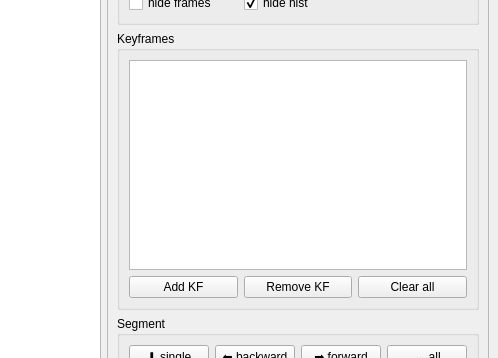
Qt form mainwindow.ui (tomgrad/echo) before a commit; both pictures show x 614 to 1112 and y 270 to 628 of the 1112 by 790 pixel window.
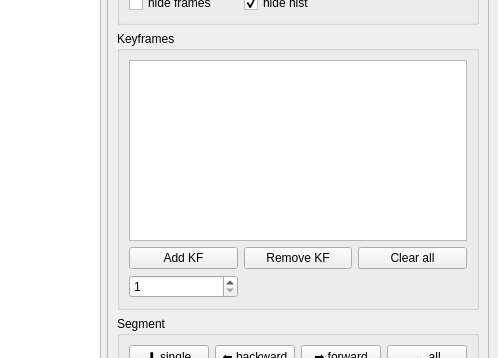
The same form after that commit. Custom widgets are drawn as their Qt base class.

What changed in the file:
```diff
--- a/mainwindow.ui
+++ b/mainwindow.ui
@@ -186,17 +186,7 @@
           <string>Keyframes</string>
          </property>
          <layout class="QGridLayout" name="gridLayout_3">
-          <item row="1" column="0">
-           <widget class="QPushButton" name="addKeyFrameButton">
-            <property name="toolTip">
-             <string>&lt;html&gt;&lt;head/&gt;&lt;body&gt;&lt;p&gt;Add selected frame to keyframes&lt;/p&gt;&lt;/body&gt;&lt;/html&gt;</string>
-            </property>
-            <property name="text">
-             <string>Add KF</string>
-            </property>
-           </widget>
-          </item>
-          <item row="1" column="1">
+          <item row="1" column="2">
            <widget class="QPushButton" name="deleteKeyFrameButton">
             <property name="toolTip">
              <string>&lt;html&gt;&lt;head/&gt;&lt;body&gt;&lt;p&gt;Remove selected keyframe&lt;/p&gt;&lt;/body&gt;&lt;/html&gt;</string>
@@ -206,16 +196,42 @@
             </property>
            </widget>
           </item>
-          <item row="1" column="2">
+          <item row="1" column="3">
            <widget class="QPushButton" name="deleteAllKFButton">
             <property name="text">
              <string>Clear all</string>
             </property>
            </widget>
           </item>
-          <item row="0" column="0" colspan="3">
+          <item row="1" column="1">
+           <widget class="QPushButton" name="addKeyFrameButton">
+            <property name="toolTip">
+             <string>&lt;html&gt;&lt;head/&gt;&lt;body&gt;&lt;p&gt;Add selected frame to keyframes&lt;/p&gt;&lt;/body&gt;&lt;/html&gt;</string>
+            </property>
+            <property name="text">
+             <string>Add KF</string>
+            </property>
+           </widget>
+          </item>
+          <item row="0" column="1" colspan="3">
            <widget class="QListView" name="keyFramesListView"/>
           </item>
+          <item row="2" column="1">
+           <widget class="QSpinBox" name="objIdSpinBox">
+            <property name="toolTip">
+             <string>&lt;html&gt;&lt;head/&gt;&lt;body&gt;&lt;p&gt;Object ID&lt;/p&gt;&lt;/body&gt;&lt;/html&gt;</string>
+            </property>
+            <property name="minimum">
+             <number>1</number>
+            </property>
+            <property name="maximum">
+             <number>10</number>
+            </property>
+            <property name="value">
+             <number>1</number>
+            </property>
+           </widget>
+          </item>
          </layout>
         </widget>
        </item>
```
